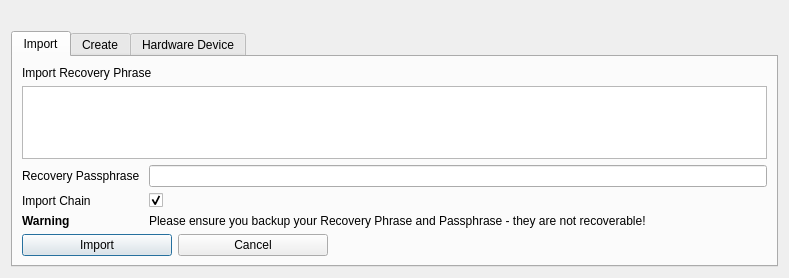
ghost-coin/ghost-legacy, file src/qt/forms/mnemonicdialog.ui: the form before one commit.
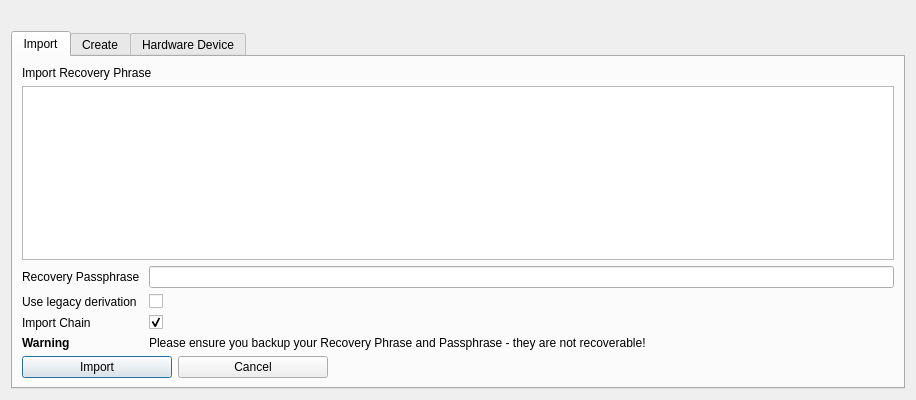
The form after the commit.

Diff of the .ui file:
```diff
--- a/src/qt/forms/mnemonicdialog.ui
+++ b/src/qt/forms/mnemonicdialog.ui
@@ -6,8 +6,8 @@
    <rect>
     <x>0</x>
     <y>0</y>
-    <width>789</width>
-    <height>278</height>
+    <width>916</width>
+    <height>400</height>
    </rect>
   </property>
   <property name="windowTitle">
@@ -57,14 +57,34 @@
            </property>
           </widget>
          </item>
-         <item row="1" column="0">
+        <item row="1" column="0">
+          <widget class="QLabel" name="useLegacyDerivationLabel">
+           <property name="toolTip">
+            <string/>
+           </property>
+           <property name="text">
+            <string>Use legacy derivation</string>
+           </property>
+          </widget>
+         </item>
+         <item row="1" column="1">
+          <widget class="QCheckBox" name="useLegacyDerivationCheckBox">
+           <property name="toolTip">
+            <string>Only needed if importing a wallet/mnemonic made before July 1st ,2020</string>
+           </property>
+           <property name="checked">
+            <bool>false</bool>
+           </property>
+          </widget>
+         </item>
+         <item row="2" column="0">
           <widget class="QLabel" name="importChainLabel">
            <property name="text">
             <string>Import Chain</string>
            </property>
           </widget>
          </item>
-         <item row="1" column="1">
+         <item row="2" column="1">
           <widget class="QCheckBox" name="chkImportChain">
            <property name="toolTip">
             <string>Only needed if you're importing </string>
@@ -74,7 +94,7 @@
            </property>
           </widget>
          </item>
-         <item row="2" column="0">
+         <item row="3" column="0">
           <widget class="QLabel" name="label_3">
            <property name="font">
             <font>
@@ -87,7 +107,7 @@
            </property>
           </widget>
          </item>
-         <item row="2" column="1">
+         <item row="3" column="1">
           <widget class="QLabel" name="label_2">
            <property name="text">
             <string>Please ensure you backup your Recovery Phrase and Passphrase - they are not recoverable!</string>
```
